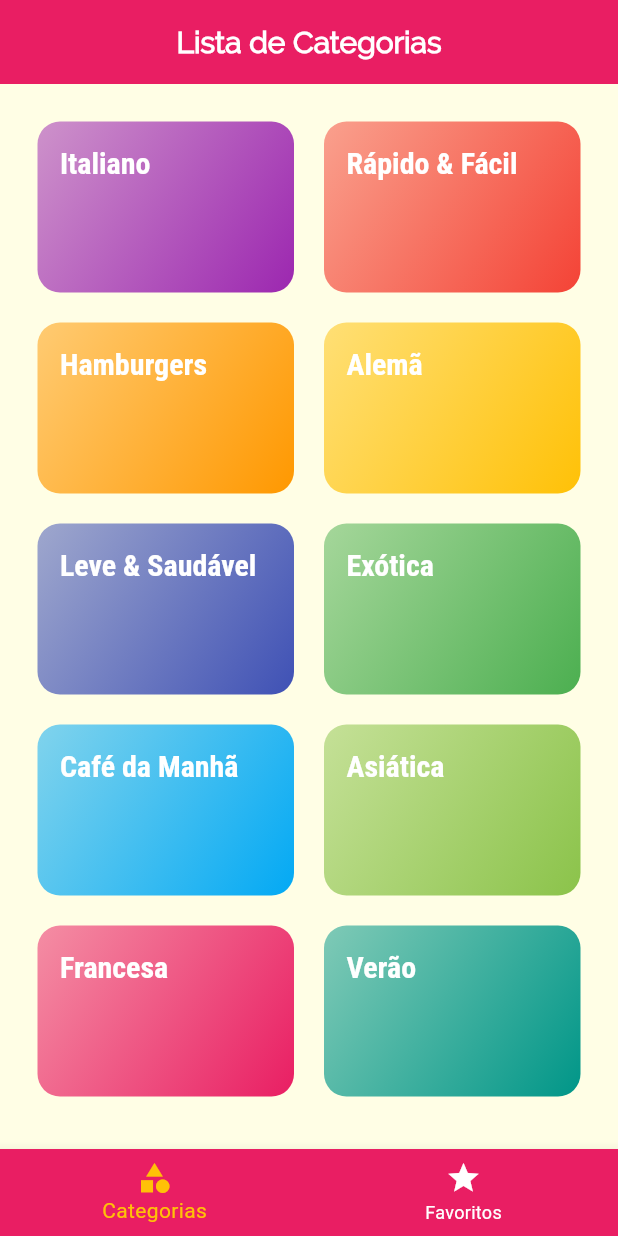
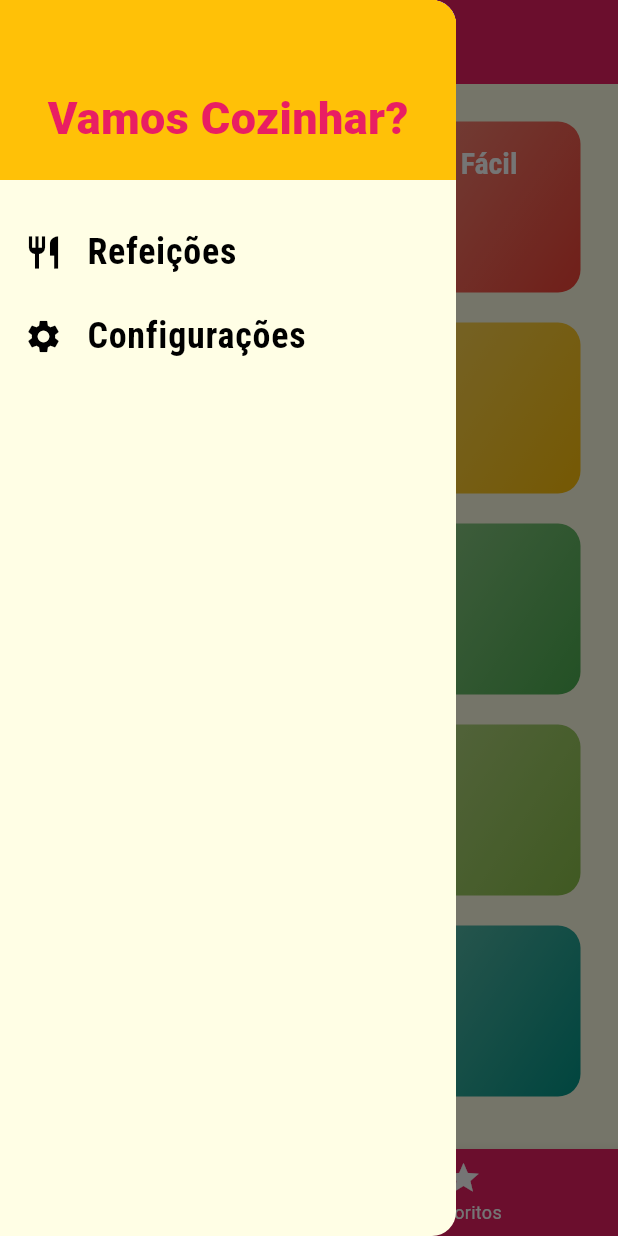
Before and after one commit to Argeu42/food_app, a Flutter app: the screen it shows after launch, with the side drawer open (before the commit the screen has no drawer), on a phone screen of 412 x 824 dp. Run offline on Flutter 3.47's test engine with Material 3 defaults, Android fonts, the phone set to English and light mode, and no system bars.

```diff
--- /dev/null
+++ b/lib/components/main_drawer.dart
@@ -0,0 +1,58 @@
+import 'package:flutter/material.dart';
+import '../utils/app_routes.dart';
+
+class MainDrawer extends StatelessWidget {
+  const MainDrawer({super.key});
+
+  Widget _createItem(IconData icon, String label, Function() onTap) {
+    return ListTile(
+      leading: Icon(icon, size: 26),
+      title: Text(
+        label,
+        style: TextStyle(
+          fontFamily: 'RobotoCondensed',
+          fontSize: 24,
+          fontWeight: FontWeight.bold,
+        ),
+      ),
+      onTap: onTap,
+    );
+  }
+
+  @override
+  Widget build(BuildContext context) {
+    return Drawer(
+      backgroundColor: Theme.of(context).colorScheme.surface,
+      child: Column(
+        children: [
+          Container(
+            height: 120,
+            width: double.infinity,
+            padding: EdgeInsets.all(20),
+            color: Theme.of(context).colorScheme.secondary,
+            alignment: Alignment.bottomCenter,
+            child: Text(
+              'Vamos Cozinhar?',
+              style: TextStyle(
+                fontWeight: FontWeight.w900,
+                fontSize: 30,
+                color: Theme.of(context).colorScheme.primary,
+              ),
+            ),
+          ),
+          SizedBox(height: 20),
+          _createItem(
+            Icons.restaurant,
+            'Refeições',
+            () => Navigator.of(context).pushReplacementNamed(AppRoutes.HOME),
+          ),
+          _createItem(
+            Icons.settings,
+            'Configurações',
+            () => Navigator.of(context).pushReplacementNamed(AppRoutes.SETTINGS),
+          ),
+        ],
+      ),
+    );
+  }
+}
--- a/lib/main.dart
+++ b/lib/main.dart
@@ -1,5 +1,5 @@
 import 'package:flutter/material.dart';
-import 'screens/categories_screen.dart';
+import 'screens/settings_screen.dart';
 import './screens/categories_meals_screen.dart';
 import './screens/meal_detail_screen.dart';
 import 'screens/tabs_screen.dart';
@@ -65,6 +65,8 @@ class MyApp extends StatelessWidget {
         AppRoutes.HOME: (ctx) => TabsScreen(),
         AppRoutes.CATEGORIES_MEALS: (ctx) => CategoriesMealsScreen(),
         AppRoutes.MEAL_DETAIL: (ctx) => MealDetailScreen(),
+        AppRoutes.SETTINGS: (ctx) => SettingsScreen(),
+
       },
     );
   }
--- /dev/null
+++ b/lib/screens/settings_screen.dart
@@ -0,0 +1,19 @@
+import 'package:flutter/material.dart';
+import '../components/main_drawer.dart';
+
+class SettingsScreen extends StatelessWidget {
+  const SettingsScreen({super.key});
+
+  @override
+  Widget build(BuildContext context) {
+    return Scaffold(
+      appBar: AppBar(
+        title: Text('Configurações'),
+      ),
+      drawer: MainDrawer(),
+      body: Center(
+        child: Text('COnfigurações'),
+      ),
+    );
+  }
+}
--- a/lib/screens/tabs_screen.dart
+++ b/lib/screens/tabs_screen.dart
@@ -1,6 +1,7 @@
 import 'package:flutter/material.dart';
 import 'categories_screen.dart';
 import 'favorite_screen.dart';
+import '../components/main_drawer.dart';
 
 class TabsScreen extends StatefulWidget {
   const TabsScreen({super.key});
@@ -28,6 +29,7 @@ class _TabsScreenState extends State<TabsScreen> {
       appBar: AppBar(
         title: Text(_screens[_selectedScreenIndex]['title'] as String),
       ),
+      drawer: MainDrawer(),
       body: _screens[_selectedScreenIndex]['screen'] as Widget,
       bottomNavigationBar: BottomNavigationBar(
         onTap: _selectScreen,
--- a/lib/utils/app_routes.dart
+++ b/lib/utils/app_routes.dart
@@ -2,5 +2,6 @@ class AppRoutes {
   static const HOME = '/';
   static const CATEGORIES_MEALS = '/categories-meals';
   static const MEAL_DETAIL = '/meal-detail';
+  static const SETTINGS = '/settings';
 
 }
```
